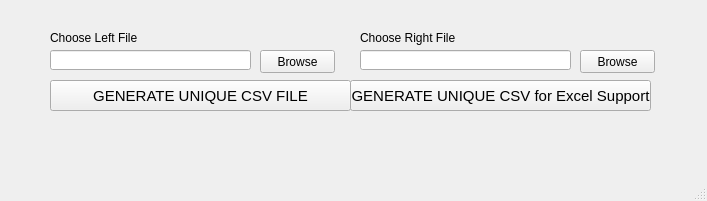
muqeetmughal/Filter-Phone-Numbers-PyQt5-Numpy-Desktop-App, file ui/main.ui: the form before one commit.
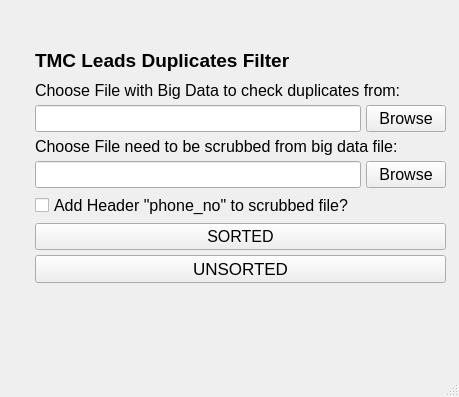
The form after the commit.

What changed in the file:
```diff
--- a/ui/main.ui
+++ b/ui/main.ui
@@ -9,133 +9,186 @@
    <rect>
     <x>0</x>
     <y>0</y>
-    <width>707</width>
-    <height>201</height>
+    <width>459</width>
+    <height>397</height>
    </rect>
   </property>
   <property name="windowTitle">
    <string>Leads Management TMC</string>
   </property>
   <widget class="QWidget" name="centralwidget">
+   <property name="font">
+    <font>
+     <pointsize>27</pointsize>
+    </font>
+   </property>
+   <widget class="QWidget" name="">
+    <property name="geometry">
+     <rect>
+      <x>30</x>
+      <y>40</y>
+      <width>421</width>
+      <height>248</height>
+     </rect>
+    </property>
+    <layout class="QVBoxLayout" name="verticalLayout">
+     <property name="spacing">
+      <number>5</number>
+     </property>
+     <property name="leftMargin">
+      <number>5</number>
+     </property>
+     <property name="topMargin">
+      <number>5</number>
+     </property>
+     <property name="rightMargin">
+      <number>5</number>
+     </property>
+     <property name="bottomMargin">
+      <number>5</number>
+     </property>
+     <item>
+      <widget class="QLabel" name="label">
+       <property name="font">
+        <font>
+         <pointsize>14</pointsize>
+         <weight>75</weight>
+         <bold>true</bold>
+        </font>
+       </property>
+       <property name="text">
+        <string>TMC Leads Duplicates Filter</string>
+       </property>
+      </widget>
+     </item>
+     <item>
+      <layout class="QGridLayout" name="gridLayout">
+       <item row="6" column="0" colspan="2">
+        <widget class="QPushButton" name="unsortedbutton">
+         <property name="font">
+          <font>
+           <pointsize>13</pointsize>
+          </font>
+         </property>
+         <property name="text">
+          <string>UNSORTED</string>
+         </property>
+        </widget>
+       </item>
+       <item row="1" column="0">
    <widget class="QLineEdit" name="filepathleft">
-    <property name="geometry">
-     <rect>
-      <x>50</x>
-      <y>50</y>
-      <width>201</width>
-      <height>20</height>
-     </rect>
-    </property>
-   </widget>
+         <property name="font">
+          <font>
+           <pointsize>12</pointsize>
+          </font>
+         </property>
+        </widget>
+       </item>
+       <item row="1" column="1">
    <widget class="QPushButton" name="browseleft">
-    <property name="geometry">
-     <rect>
-      <x>260</x>
-      <y>50</y>
-      <width>75</width>
-      <height>23</height>
-     </rect>
-    </property>
     <property name="sizePolicy">
      <sizepolicy hsizetype="Minimum" vsizetype="Minimum">
       <horstretch>0</horstretch>
       <verstretch>0</verstretch>
      </sizepolicy>
     </property>
+         <property name="font">
+          <font>
+           <pointsize>12</pointsize>
+          </font>
+         </property>
     <property name="text">
      <string>Browse</string>
     </property>
    </widget>
+       </item>
+       <item row="2" column="0" colspan="2">
+        <widget class="QLabel" name="rightpathlabel">
+         <property name="font">
+          <font>
+           <pointsize>12</pointsize>
+          </font>
+         </property>
+         <property name="text">
+          <string>Choose File need to be scrubbed from big data file:</string>
+         </property>
+        </widget>
+       </item>
+       <item row="3" column="0">
    <widget class="QLineEdit" name="filepathright">
-    <property name="geometry">
-     <rect>
-      <x>360</x>
-      <y>50</y>
-      <width>211</width>
-      <height>20</height>
-     </rect>
-    </property>
-   </widget>
+         <property name="font">
+          <font>
+           <pointsize>12</pointsize>
+          </font>
+         </property>
+        </widget>
+       </item>
+       <item row="3" column="1">
    <widget class="QPushButton" name="browseright">
-    <property name="geometry">
-     <rect>
-      <x>580</x>
-      <y>50</y>
-      <width>75</width>
-      <height>23</height>
-     </rect>
-    </property>
     <property name="sizePolicy">
      <sizepolicy hsizetype="Minimum" vsizetype="Minimum">
       <horstretch>0</horstretch>
       <verstretch>0</verstretch>
      </sizepolicy>
     </property>
+         <property name="font">
+          <font>
+           <pointsize>12</pointsize>
+          </font>
+         </property>
     <property name="text">
      <string>Browse</string>
     </property>
    </widget>
+       </item>
+       <item row="5" column="0" colspan="2">
+        <widget class="QPushButton" name="sortedbutton">
+         <property name="font">
+          <font>
+           <pointsize>12</pointsize>
+          </font>
+         </property>
+         <property name="text">
+          <string>SORTED</string>
+         </property>
+        </widget>
+       </item>
+       <item row="0" column="0" colspan="2">
    <widget class="QLabel" name="leftpathlabel">
-    <property name="geometry">
-     <rect>
-      <x>50</x>
-      <y>30</y>
-      <width>101</width>
-      <height>16</height>
-     </rect>
-    </property>
-    <property name="text">
-     <string>Choose Left File</string>
-    </property>
-   </widget>
-   <widget class="QLabel" name="rightpathlabel">
-    <property name="geometry">
-     <rect>
-      <x>360</x>
-      <y>30</y>
-      <width>101</width>
-      <height>16</height>
-     </rect>
-    </property>
-    <property name="text">
-     <string>Choose Right File</string>
-    </property>
-   </widget>
-   <widget class="QPushButton" name="unqiuebutton">
-    <property name="geometry">
-     <rect>
-      <x>50</x>
-      <y>80</y>
-      <width>301</width>
-      <height>31</height>
-     </rect>
-    </property>
     <property name="font">
      <font>
-      <pointsize>11</pointsize>
+           <pointsize>12</pointsize>
      </font>
     </property>
     <property name="text">
-     <string>GENERATE UNIQUE CSV FILE</string>
-    </property>
-   </widget>
-   <widget class="QPushButton" name="unqiuebutton_forexcel">
-    <property name="geometry">
-     <rect>
-      <x>350</x>
-      <y>80</y>
-      <width>301</width>
-      <height>31</height>
-     </rect>
+          <string>Choose File with Big Data to check duplicates from:</string>
+         </property>
+        </widget>
+       </item>
+       <item row="4" column="0" colspan="2">
+        <widget class="QCheckBox" name="enable_header">
+         <property name="sizePolicy">
+          <sizepolicy hsizetype="Minimum" vsizetype="Fixed">
+           <horstretch>0</horstretch>
+           <verstretch>0</verstretch>
+          </sizepolicy>
     </property>
     <property name="font">
      <font>
-      <pointsize>11</pointsize>
-     </font>
-    </property>
+           <pointsize>12</pointsize>
+          </font>
+         </property>
+         <property name="layoutDirection">
+          <enum>Qt::LeftToRight</enum>
+         </property>
     <property name="text">
-     <string>GENERATE UNIQUE CSV for Excel Support</string>
-    </property>
+          <string>Add Header &quot;phone_no&quot; to scrubbed file?</string>
+         </property>
+        </widget>
+       </item>
+      </layout>
+     </item>
+    </layout>
    </widget>
   </widget>
   <widget class="QMenuBar" name="menubar">
```
Left out of the diff: 2 changed lines with no effect on the pictures. Lines whose indentation alone changed are shown as unchanged.
